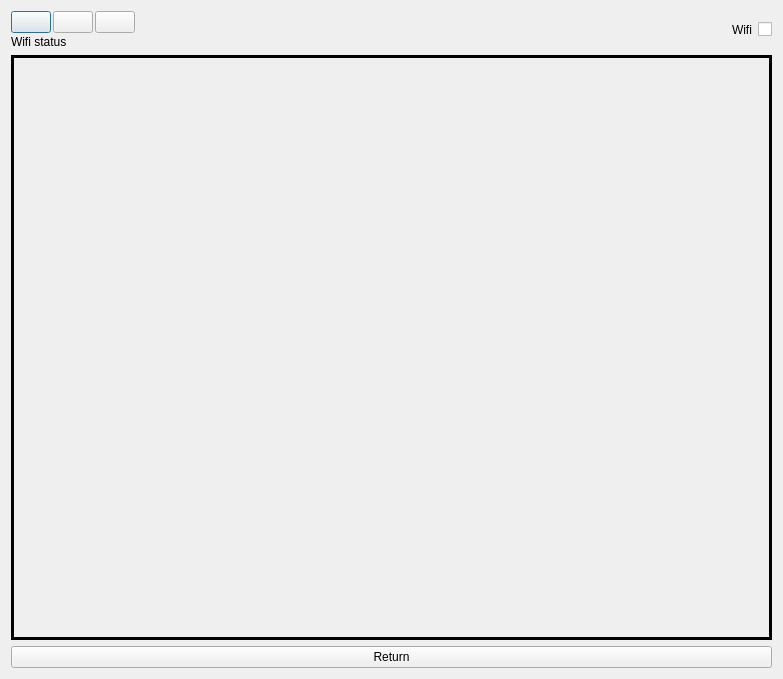
First picture: the form in src/widgets/dialogs/wifi/wifidialog.ui, repository Quill-OS/quill, before the edit.
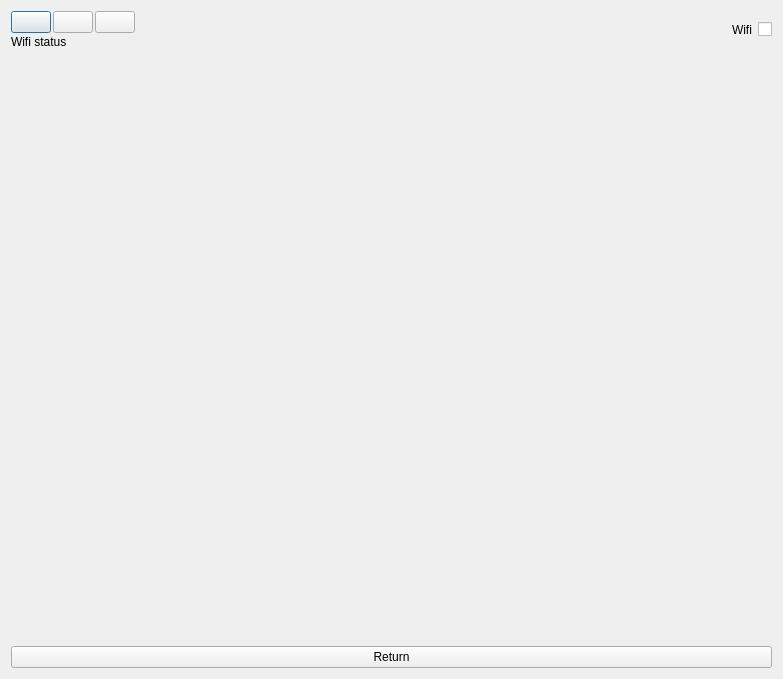
Second picture: the form after the edit.

```diff
--- a/src/widgets/dialogs/wifi/wifidialog.ui
+++ b/src/widgets/dialogs/wifi/wifidialog.ui
@@ -131,13 +131,13 @@
    <item>
     <widget class="QScrollArea" name="scrollArea">
      <property name="frameShape">
-      <enum>QFrame::Box</enum>
+      <enum>QFrame::NoFrame</enum>
      </property>
      <property name="frameShadow">
       <enum>QFrame::Plain</enum>
      </property>
      <property name="lineWidth">
-      <number>3</number>
+      <number>0</number>
      </property>
      <property name="horizontalScrollBarPolicy">
       <enum>Qt::ScrollBarAlwaysOff</enum>
@@ -150,8 +150,8 @@
        <rect>
         <x>0</x>
         <y>0</y>
-        <width>759</width>
-        <height>570</height>
+        <width>765</width>
+        <height>576</height>
        </rect>
       </property>
       <layout class="QVBoxLayout" name="verticalLayout_2"/>
```
Left out of the diff: 6 changed lines with no effect on the pictures.
